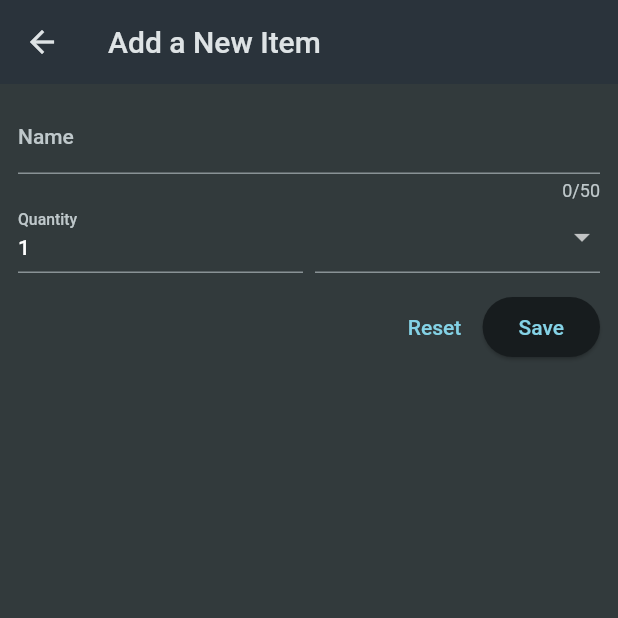
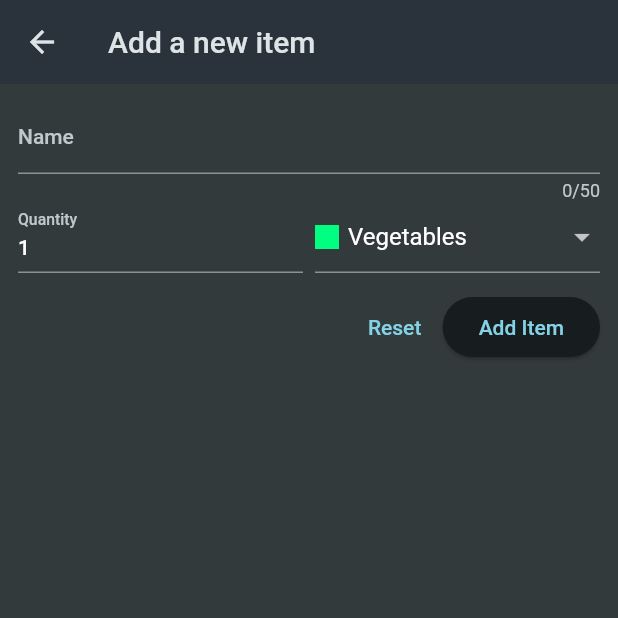
Before and after one commit to Aditya062003/ShoppingListApp, a Flutter app: the screen it shows after launch, after a tap on the "add" icon, on a phone screen of 412 x 824 dp, the top half of it. Run offline on Flutter 3.47's test engine with Material 2 defaults, Android fonts, the phone set to English and light mode, and no system bars.

Commit message:
frontend completed

```diff
--- a/lib/widgets/grocery_list.dart
+++ b/lib/widgets/grocery_list.dart
@@ -1,6 +1,6 @@
 import 'package:flutter/material.dart';
 
-import 'package:shopping_list/data/dummy_items.dart';
+import 'package:shopping_list/models/grocery_item.dart';
 import 'package:shopping_list/widgets/new_item.dart';
 
 class GroceryList extends StatefulWidget {
@@ -11,12 +11,53 @@ class GroceryList extends StatefulWidget {
 }
 
 class _GroceryListState extends State<GroceryList> {
+  final List<GroceryItem> _groceryItems = [];
+
+  void _addItem() async {
+    final newItem = await Navigator.of(context).push<GroceryItem>(
+      MaterialPageRoute(
+        builder: (ctx) => const NewItem(),
+      ),
+    );
+
+    if (newItem == null) {
+      return;
+    }
+
+    setState(() {
+      _groceryItems.add(newItem);
+    });
+  }
+
+  void _removeItem(GroceryItem item) {
+    setState(() {
+      _groceryItems.remove(item);
+    });
+  }
+
   @override
   Widget build(BuildContext context) {
-    void _addItem() {
-      Navigator.of(context).push(
-        MaterialPageRoute(
-          builder: (ctx) => const NewItem(),
+    Widget content = const Center(child: Text('No items added yet.'));
+
+    if (_groceryItems.isNotEmpty) {
+      content = ListView.builder(
+        itemCount: _groceryItems.length,
+        itemBuilder: (ctx, index) => Dismissible(
+          onDismissed: (direction) {
+            _removeItem(_groceryItems[index]);
+          },
+          key: ValueKey(_groceryItems[index].id),
+          child: ListTile(
+            title: Text(_groceryItems[index].name),
+            leading: Container(
+              width: 24,
+              height: 24,
+              color: _groceryItems[index].category.color,
+            ),
+            trailing: Text(
+              _groceryItems[index].quantity.toString(),
+            ),
+          ),
         ),
       );
     }
@@ -31,20 +72,7 @@ class _GroceryListState extends State<GroceryList> {
           ),
         ],
       ),
-      body: ListView.builder(
-        itemCount: groceryItems.length,
-        itemBuilder: (ctx, index) => ListTile(
-          title: Text(groceryItems[index].name),
-          leading: Container(
-            width: 24,
-            height: 24,
-            color: groceryItems[index].category.color,
-          ),
-          trailing: Text(
-            groceryItems[index].quantity.toString(),
-          ),
-        ),
-      ),
+      body: content,
     );
   }
 }
--- a/lib/widgets/new_item.dart
+++ b/lib/widgets/new_item.dart
@@ -1,25 +1,43 @@
 import 'package:flutter/material.dart';
+
 import 'package:shopping_list/data/categories.dart';
+import 'package:shopping_list/models/category.dart';
+import 'package:shopping_list/models/grocery_item.dart';
 
 class NewItem extends StatefulWidget {
-  const NewItem({Key? key}) : super(key: key);
+  const NewItem({super.key});
 
   @override
-  State<NewItem> createState() => _NewItemState();
+  State<NewItem> createState() {
+    return _NewItemState();
+  }
 }
 
 class _NewItemState extends State<NewItem> {
   final _formKey = GlobalKey<FormState>();
+  var _enteredName = '';
+  var _enteredQuantity = 1;
+  var _selectedCategory = categories[Categories.vegetables]!;
 
   void _saveItem() {
-    _formKey.currentState!.validate();
+    if (_formKey.currentState!.validate()) {
+      _formKey.currentState!.save();
+      Navigator.of(context).pop(
+        GroceryItem(
+          id: DateTime.now().toString(),
+          name: _enteredName,
+          quantity: _enteredQuantity,
+          category: _selectedCategory,
+        ),
+      );
+    }
   }
 
   @override
   Widget build(BuildContext context) {
     return Scaffold(
       appBar: AppBar(
-        title: const Text('Add a New Item'),
+        title: const Text('Add a new item'),
       ),
       body: Padding(
         padding: const EdgeInsets.all(12),
@@ -32,16 +50,22 @@ class _NewItemState extends State<NewItem> {
                 decoration: const InputDecoration(
                   label: Text('Name'),
                 ),
-                validator: ((value) {
+                validator: (value) {
                   if (value == null ||
                       value.isEmpty ||
                       value.trim().length <= 1 ||
                       value.trim().length > 50) {
-                    return 'Must be between 1 and 50 characters';
+                    return 'Must be between 1 and 50 characters.';
                   }
                   return null;
-                }),
-              ),
+                },
+                onSaved: (value) {
+                  // if (value == null) {
+                  //   return;
+                  // }
+                  _enteredName = value!;
+                },
+              ), // instead of TextField()
               Row(
                 crossAxisAlignment: CrossAxisAlignment.end,
                 children: [
@@ -50,48 +74,53 @@ class _NewItemState extends State<NewItem> {
                       decoration: const InputDecoration(
                         label: Text('Quantity'),
                       ),
-                      initialValue: '1',
                       keyboardType: TextInputType.number,
-                      validator: ((value) {
+                      initialValue: _enteredQuantity.toString(),
+                      validator: (value) {
                         if (value == null ||
                             value.isEmpty ||
                             int.tryParse(value) == null ||
                             int.tryParse(value)! <= 0) {
-                          return 'Must be a valid positive number.';
+                          return 'Must be a valid, positive number.';
                         }
                         return null;
-                      }),
+                      },
+                      onSaved: (value) {
+                        _enteredQuantity = int.parse(value!);
+                      },
                     ),
                   ),
-                  const SizedBox(
-                    width: 8,
-                  ),
+                  const SizedBox(width: 8),
                   Expanded(
-                    child: DropdownButtonFormField(items: [
+                    child: DropdownButtonFormField(
+                      value: _selectedCategory,
+                      items: [
                         for (final category in categories.entries)
                           DropdownMenuItem(
                             value: category.value,
                             child: Row(
                               children: [
                                 Container(
+                                  width: 16,
                                   height: 16,
-                                width: 16,
                                   color: category.value.color,
                                 ),
-                              const SizedBox(
-                                width: 6,
-                              ),
+                                const SizedBox(width: 6),
                                 Text(category.value.title),
                               ],
                             ),
                           ),
-                    ], onChanged: (value) {}),
-                  )
+                      ],
+                      onChanged: (value) {
+                        setState(() {
+                          _selectedCategory = value!;
+                        });
+                      },
+                    ),
+                  ),
                 ],
               ),
-              const SizedBox(
-                height: 12,
-              ),
+              const SizedBox(height: 12),
               Row(
                 mainAxisAlignment: MainAxisAlignment.end,
                 children: [
@@ -103,10 +132,10 @@ class _NewItemState extends State<NewItem> {
                   ),
                   ElevatedButton(
                     onPressed: _saveItem,
-                    child: const Text('Save'),
+                    child: const Text('Add Item'),
+                  )
+                ],
               ),
-                ],
-              )
             ],
           ),
         ),
```
Lines whose indentation alone changed are shown as unchanged.
